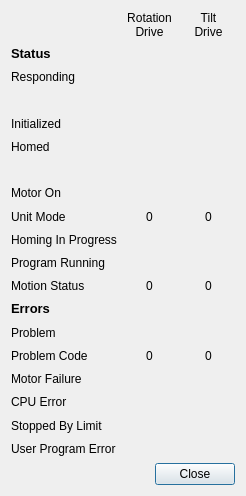
Before: the Qt Designer form src/hcrgui/MotionControlDetails.ui in NCAR/HCR_instrument, drawn with Qt 5.
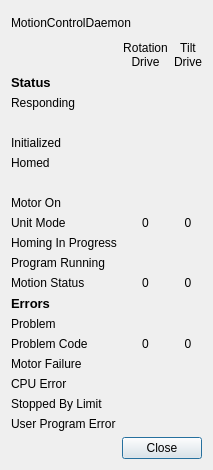
After: the same form once the commit is applied. Icons and pictures are not drawn.

Commit message: Improved and made consistent the handling of daemon responsiveness in the global status lights and in the per-daemon details widgets.

```diff
--- a/src/hcrgui/MotionControlDetails.ui
+++ b/src/hcrgui/MotionControlDetails.ui
@@ -6,14 +6,26 @@
    <rect>
     <x>0</x>
     <y>0</y>
-    <width>246</width>
-    <height>496</height>
+    <width>211</width>
+    <height>470</height>
    </rect>
   </property>
   <property name="windowTitle">
    <string>Motion Control Details</string>
   </property>
+  <layout class="QGridLayout" name="gridLayout_2">
+   <item row="1" column="0" colspan="3">
+    <widget class="QFrame" name="statusFrame">
+     <property name="frameShape">
+      <enum>QFrame::NoFrame</enum>
+     </property>
+     <property name="frameShadow">
+      <enum>QFrame::Raised</enum>
+     </property>
   <layout class="QGridLayout" name="gridLayout">
+      <property name="margin">
+       <number>0</number>
+      </property>
    <item row="0" column="1">
     <widget class="QLabel" name="rotLabel">
      <property name="text">
@@ -486,16 +498,6 @@
      </property>
     </widget>
    </item>
-   <item row="19" column="1" colspan="2">
-    <widget class="QDialogButtonBox" name="buttonBox">
-     <property name="orientation">
-      <enum>Qt::Horizontal</enum>
-     </property>
-     <property name="standardButtons">
-      <set>QDialogButtonBox::Close</set>
-     </property>
-    </widget>
-   </item>
    <item row="18" column="0">
     <widget class="QLabel" name="programErrorLabel">
      <property name="text">
@@ -526,6 +528,32 @@
      </property>
      <property name="alignment">
       <set>Qt::AlignCenter</set>
+        </property>
+       </widget>
+      </item>
+     </layout>
+    </widget>
+   </item>
+   <item row="2" column="2">
+    <widget class="QDialogButtonBox" name="buttonBox">
+     <property name="orientation">
+      <enum>Qt::Horizontal</enum>
+     </property>
+     <property name="standardButtons">
+      <set>QDialogButtonBox::Close</set>
+     </property>
+    </widget>
+   </item>
+   <item row="0" column="0" colspan="3">
+    <widget class="QLabel" name="daemonRespondingLabel">
+     <property name="sizePolicy">
+      <sizepolicy hsizetype="MinimumExpanding" vsizetype="Preferred">
+       <horstretch>0</horstretch>
+       <verstretch>0</verstretch>
+      </sizepolicy>
+     </property>
+     <property name="text">
+      <string>MotionControlDaemon</string>
      </property>
     </widget>
    </item>
```
Lines whose indentation alone changed are shown as unchanged. The commit also changes 18 other files.
